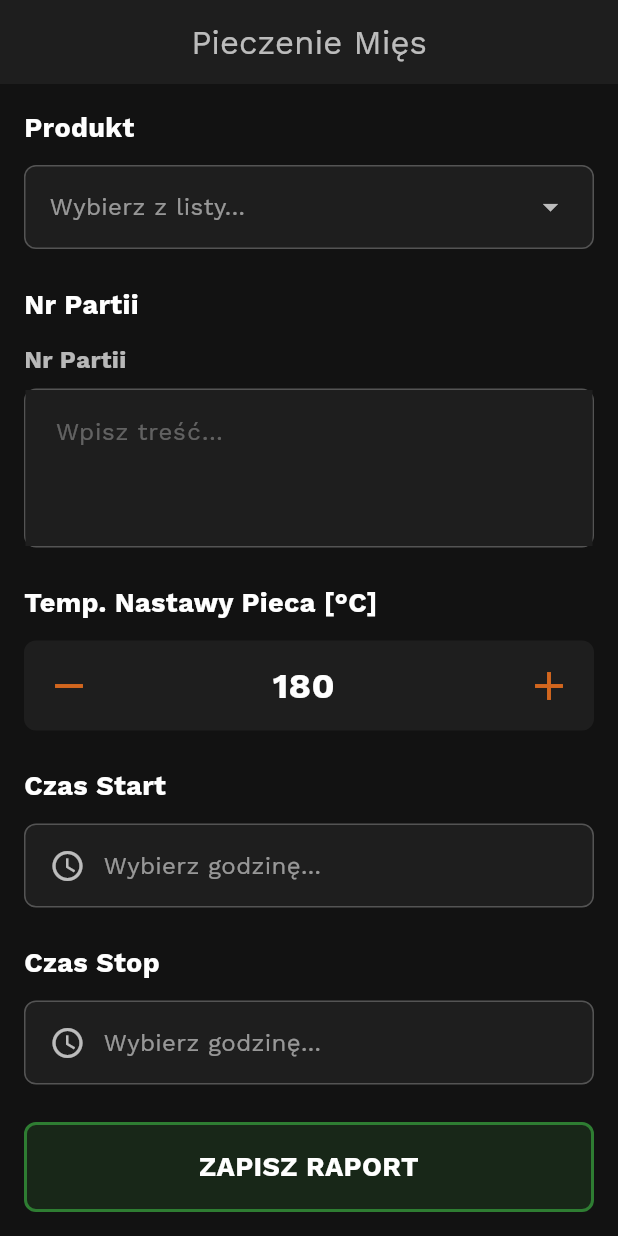
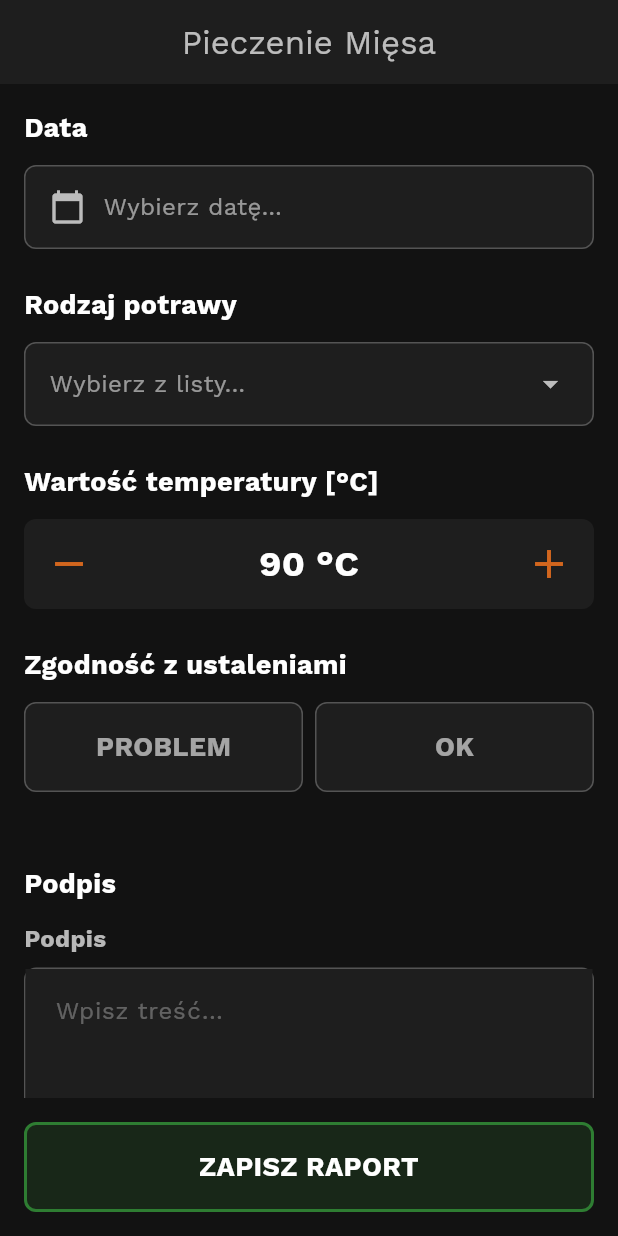
Before and after one commit to JinSakai8/haccp-pilot-v03, a Flutter app: the MeatRoastingFormScreen screen opened by its route, on a phone screen of 412 x 824 dp. Run offline on Flutter 3.47's test engine with Material 3 defaults, Android fonts, the phone set to English and light mode, and no system bars; our stand-ins replace connectivity_plus, file_picker, fl_chart, flutter_dotenv, flutter_riverpod, go_router and 5 more; missing offline and left inert: dart:html, googleapis, syncfusion_flutter_pdf, syncfusion_flutter_pdfviewer; accounts and stored records are empty; generated files the repository leaves out were written again; network calls fail; statements that could not run were skipped; project files that could hold a hidden picture were left out.

Commit message:
Fix CCP2 roasting form contract and report open/generation flow

```diff
--- a/lib/core/services/pdf_service.dart
+++ b/lib/core/services/pdf_service.dart
@@ -581,7 +581,7 @@ class PdfService {
     limitsRow.cells[0].value =
         'Okres raportu\n${_toPdfSafeText(params.monthLabel)}';
     limitsRow.cells[1].value = 'Cel\n> 90°C';
-    limitsRow.cells[2].value = 'Wymaganie\nDzialania korygujace dla NIE';
+    limitsRow.cells[2].value = 'Wymaganie\nDziałania korygujące dla NIE';
     for (var i = 0; i < limitsRow.cells.count; i++) {
       limitsRow.cells[i].style.font = font;
       limitsRow.cells[i].stringFormat = PdfStringFormat(
@@ -612,11 +612,11 @@ class PdfService {
     header.height = 40;
 
     final headers = [
-      'Data / Godzina',
+      'Data',
       'Rodzaj\npotrawy',
-      'Wartosc\ntemperatury',
-      'Zgodnosc z\nustaleniami',
-      'Dzialania\nkorygujace',
+      'Wartość\ntemperatury',
+      'Zgodność z\nustaleniami',
+      'Działania\nkorygujące',
       'Podpis',
     ];
 
@@ -687,7 +687,7 @@ class PdfService {
 
     final footerY = page.getClientSize().height - 40;
     graphics.drawString(
-      'Sprawdzil/zatwierdzil: .................................................',
+      'Sprawdził/zatwierdził: .................................................',
       boldFont,
       bounds: Rect.fromLTWH(0, footerY, 400, 20),
     );
--- a/lib/features/m03_gmp/screens/meat_roasting_form_screen.dart
+++ b/lib/features/m03_gmp/screens/meat_roasting_form_screen.dart
@@ -24,7 +24,7 @@ class MeatRoastingFormScreen extends ConsumerWidget {
     final submissionState = ref.watch(gmpFormSubmissionProvider);
 
     return Scaffold(
-      appBar: const HaccpTopBar(title: 'Pieczenie Mięs'),
+      appBar: const HaccpTopBar(title: 'Pieczenie Mięsa'),
       body: Column(
         children: [
           Expanded(
--- a/lib/features/m06_reports/screens/saved_reports_screen.dart
+++ b/lib/features/m06_reports/screens/saved_reports_screen.dart
@@ -38,7 +38,7 @@ class SavedReportsScreen extends ConsumerWidget {
     final reportsAsync = ref.watch(savedReportsProvider);
 
     return Scaffold(
-      appBar: const HaccpTopBar(title: 'Archiwum Raportów'),
+      appBar: const HaccpTopBar(title: 'Archiwum raportów'),
       backgroundColor: AppTheme.background,
       body: reportsAsync.when(
         data: (reports) {
@@ -89,7 +89,7 @@ class _ReportTile extends ConsumerWidget {
     } else if (type == 'ccp2_roasting') {
       label = 'Pieczenie (CCP-2)';
     } else if (type == 'waste_monthly') {
-      label = 'Odpady (Miesięczny)';
+      label = 'Odpady (miesięczny)';
     } else if (type == 'ccp1_temperature') {
       label = 'Temperatura (CCP-1)';
     }
--- a/lib/features/shared/config/form_definitions.dart
+++ b/lib/features/shared/config/form_definitions.dart
@@ -5,48 +5,29 @@ class FormDefinitions {
     title: 'Proces Pieczenia',
     fields: [
       FormFieldConfig(
+        id: 'prep_date',
+        type: HaccpFieldType.date,
+        label: 'Data',
+        required: true,
+      ),
+      FormFieldConfig(
         id: 'product_name',
         type: HaccpFieldType.dropdown,
-        label: 'Produkt',
+        label: 'Rodzaj potrawy',
         config: {'source': 'products_table', 'type': 'roasting'},
         required: true,
       ),
       FormFieldConfig(
-        id: 'batch_number',
-        type: HaccpFieldType.text,
-        label: 'Nr Partii',
-        required: true,
-      ),
-      FormFieldConfig(
-        id: 'oven_temp',
+        id: 'temperature',
         type: HaccpFieldType.stepper,
-        label: 'Temp. Nastawy Pieca [°C]',
-        config: {'min': 50, 'max': 300, 'step': 5, 'default': 180.0},
-        required: true,
-      ),
-      FormFieldConfig(
-        id: 'start_time',
-        type: HaccpFieldType.time,
-        label: 'Czas Start',
-        required: true,
-      ),
-      FormFieldConfig(
-        id: 'end_time',
-        type: HaccpFieldType.time,
-        label: 'Czas Stop',
-        required: false,
-      ),
-      FormFieldConfig(
-        id: 'internal_temp',
-        type: HaccpFieldType.stepper,
-        label: 'Temp. Wewnętrzna [°C]',
+        label: 'Wartość temperatury [°C]',
         config: {
           'min': 0,
           'max': 200,
           'step': 1,
           'unit': '°C',
           'default': 90.0,
-          'warningRange': {'min': 90.0}, // Warning if < 90
+          'warningRange': {'min': 90.0},
         },
         required: true,
       ),
@@ -62,10 +43,13 @@ class FormDefinitions {
         label: 'Działania korygujące',
         required: false,
         requiredIf: {'field': 'is_compliant', 'value': false},
-        visibleIf: {
-          'field': 'is_compliant',
-          'value': false,
-        }, // Widoczne tylko gdy Zgodność to NIE
+        visibleIf: {'field': 'is_compliant', 'value': false},
+      ),
+      FormFieldConfig(
+        id: 'signature',
+        type: HaccpFieldType.text,
+        label: 'Podpis',
+        required: true,
       ),
     ],
   );
@@ -83,19 +67,19 @@ class FormDefinitions {
       FormFieldConfig(
         id: 'prep_date',
         type: HaccpFieldType.date,
-        label: 'Data Przygotowania',
+        label: 'Data przygotowania',
         required: true,
       ),
       FormFieldConfig(
         id: 'start_time',
         type: HaccpFieldType.time,
-        label: 'Godzina Rozpoczęcia',
+        label: 'Godzina rozpoczęcia',
         required: true,
       ),
       FormFieldConfig(
         id: 'end_time',
         type: HaccpFieldType.time,
-        label: 'Godzina Zakończenia',
+        label: 'Godzina zakończenia',
         required: true,
       ),
       FormFieldConfig(
@@ -139,26 +123,26 @@ class FormDefinitions {
       FormFieldConfig(
         id: 'temp_transport',
         type: HaccpFieldType.stepper,
-        label: 'Temp. Transportu [°C]',
+        label: 'Temp. transportu [°C]',
         config: {'min': -30, 'max': 30, 'default': 4},
         required: true,
       ),
       FormFieldConfig(
         id: 'packaging_ok',
         type: HaccpFieldType.toggle,
-        label: 'Stan Opakowań OK',
+        label: 'Stan opakowań OK',
         required: true,
       ),
       FormFieldConfig(
         id: 'expiry_date',
         type: HaccpFieldType.date,
-        label: 'Data Ważności',
+        label: 'Data ważności',
         required: true,
       ),
       FormFieldConfig(
         id: 'pests_detected',
         type: HaccpFieldType.toggle,
-        label: 'Ślady Szkodników',
+        label: 'Ślady szkodników',
         required: true,
       ),
     ],
```
Also changed, not shown: lib/features/m06_reports/screens/ccp2_preview_screen.dart (+17 -9 lines), 3 other files.
